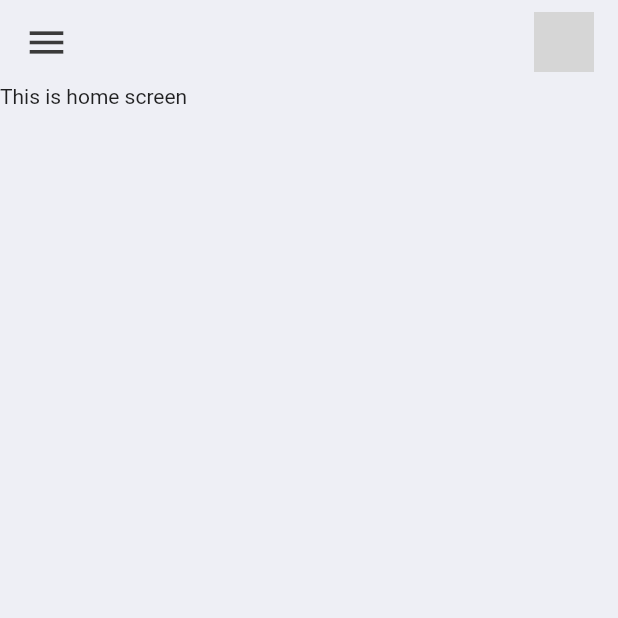
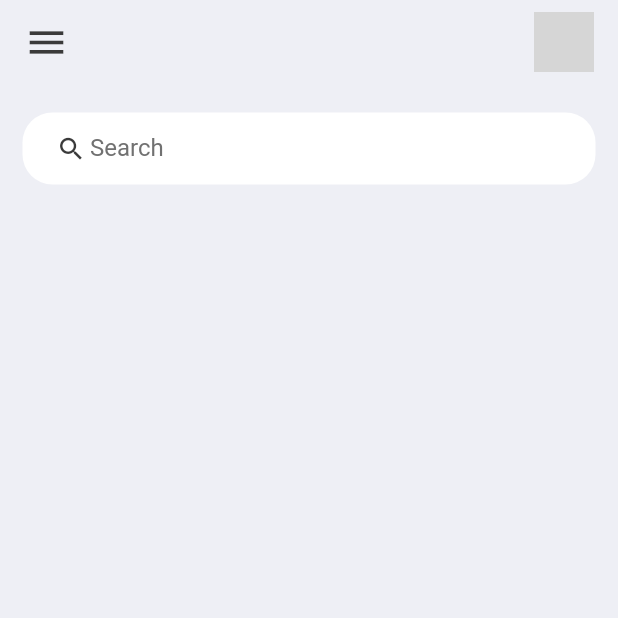
Before and after one commit to RenatoRosaFranco/flutter-todo-app, a Flutter app: the screen it shows after launch, on a phone screen of 412 x 824 dp, the top half of it. Run offline on Flutter 3.47's test engine with Material 2 defaults, Android fonts, the phone set to English and light mode, and no system bars; grey boxes are pictures that could not be loaded.

Commit message:
Search bar added to home.dart

```diff
--- a/lib/screens/home.dart
+++ b/lib/screens/home.dart
@@ -8,7 +8,34 @@ class Home extends StatelessWidget {
   Widget build(BuildContext context) {
     return Scaffold(
       backgroundColor: tdBGColor,
-        appBar: AppBar(
+        appBar: const PreferredSize(
+          preferredSize: Size.fromHeight(60),
+          child: buildAppBar(),
+        ),
+        body: Container(
+          padding: const EdgeInsets.symmetric(
+              horizontal: 15,
+              vertical: 15
+          ),
+          child: Column(
+            children: [
+              searchBox()
+            ],
+          ),
+        )
+    );
+  }
+}
+
+// Widgets
+class buildAppBar extends StatelessWidget {
+  const buildAppBar({
+    Key? key,
+  }) : super(key: key);
+
+  @override
+  Widget build(BuildContext context) {
+    return AppBar(
         backgroundColor: tdBGColor,
         elevation: 0,
         title: Row(
@@ -29,8 +56,39 @@ class Home extends StatelessWidget {
             )
           ],
         )
-        ),
-        body: const Text('This is home screen')
     );
   }
 }
+class searchBox extends StatelessWidget {
+  const searchBox({Key? key}) : super(key: key);
+
+  @override
+  Widget build(BuildContext context) {
+    return Container(
+      padding: const EdgeInsets.symmetric(horizontal: 20),
+      decoration: BoxDecoration(
+        color: Colors.white,
+        borderRadius: BorderRadius.circular(20)
+      ),
+      child: const TextField(
+        decoration: InputDecoration(
+          contentPadding: EdgeInsets.all(0),
+          prefixIcon: Icon(
+            Icons.search,
+            color: tdBlack,
+            size: 20,
+          ),
+          prefixIconConstraints: BoxConstraints(
+            maxHeight: 20,
+            minWidth: 25
+          ),
+          border: InputBorder.none,
+          hintText: 'Search',
+          hintStyle: TextStyle(
+            color: tdGrey
+          )
+        ),
+      ),
+    );
+  }
+}
```
Lines whose indentation alone changed are shown as unchanged.
